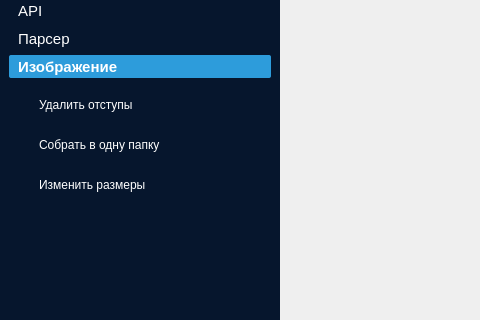
Above: UI_window.ui from Gatalist/qt_application before the change; both pictures show x 0 to 480 and y 150 to 470 of the 1135 by 773 pixel window. Below: the same form after it.
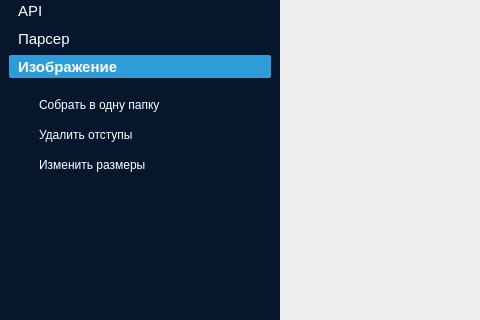
That is the form after the change. The open tabs and pages were chosen to show the change. Icons and pictures are not drawn.

```diff
--- a/UI_window.ui
+++ b/UI_window.ui
@@ -1046,7 +1046,7 @@
             <x>0</x>
             <y>0</y>
             <width>262</width>
-            <height>267</height>
+            <height>143</height>
            </rect>
           </property>
           <attribute name="icon">
@@ -1060,7 +1060,7 @@
            <property name="geometry">
             <rect>
              <x>0</x>
-             <y>10</y>
+             <y>40</y>
              <width>251</width>
              <height>24</height>
             </rect>
@@ -1077,7 +1077,7 @@
            <property name="geometry">
             <rect>
              <x>0</x>
-             <y>50</y>
+             <y>10</y>
              <width>251</width>
              <height>24</height>
             </rect>
@@ -1094,7 +1094,7 @@
            <property name="geometry">
             <rect>
              <x>0</x>
-             <y>90</y>
+             <y>70</y>
              <width>251</width>
              <height>24</height>
             </rect>
@@ -1112,6 +1112,9 @@
        </item>
        <item>
         <spacer name="verticalSpacer_8">
+         <property name="orientation">
+          <enum>Qt::Vertical</enum>
+         </property>
          <property name="sizeHint" stdset="0">
           <size>
            <width>20</width>
```
Left out of the diff: 45 changed lines with no effect on the pictures.
